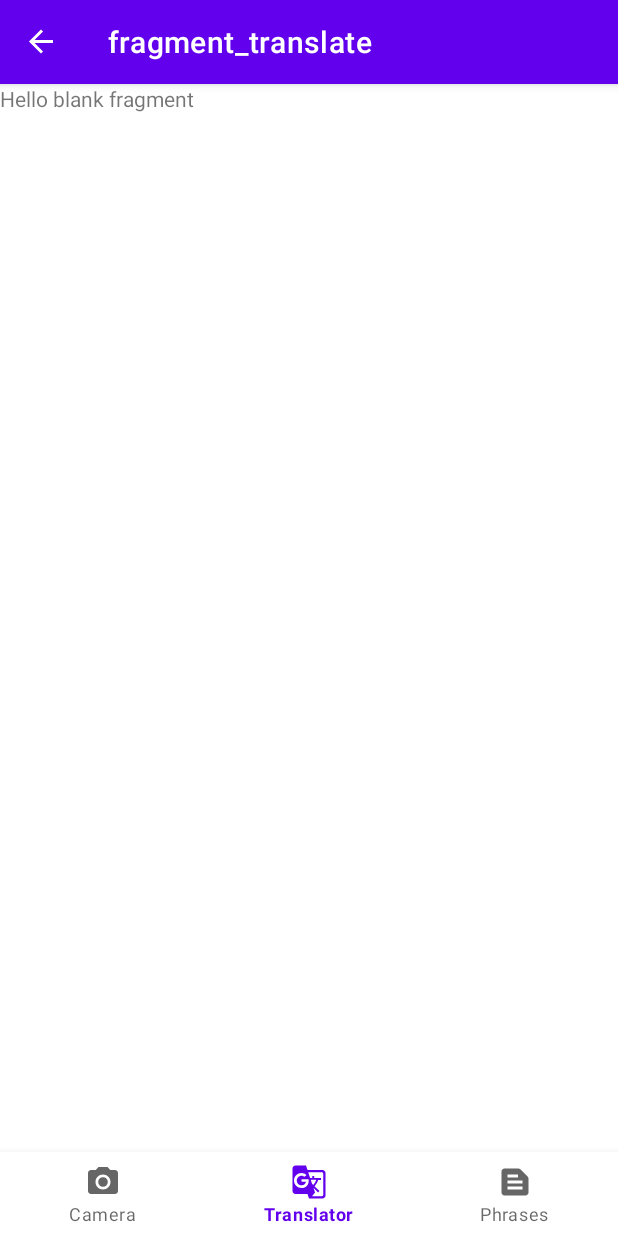
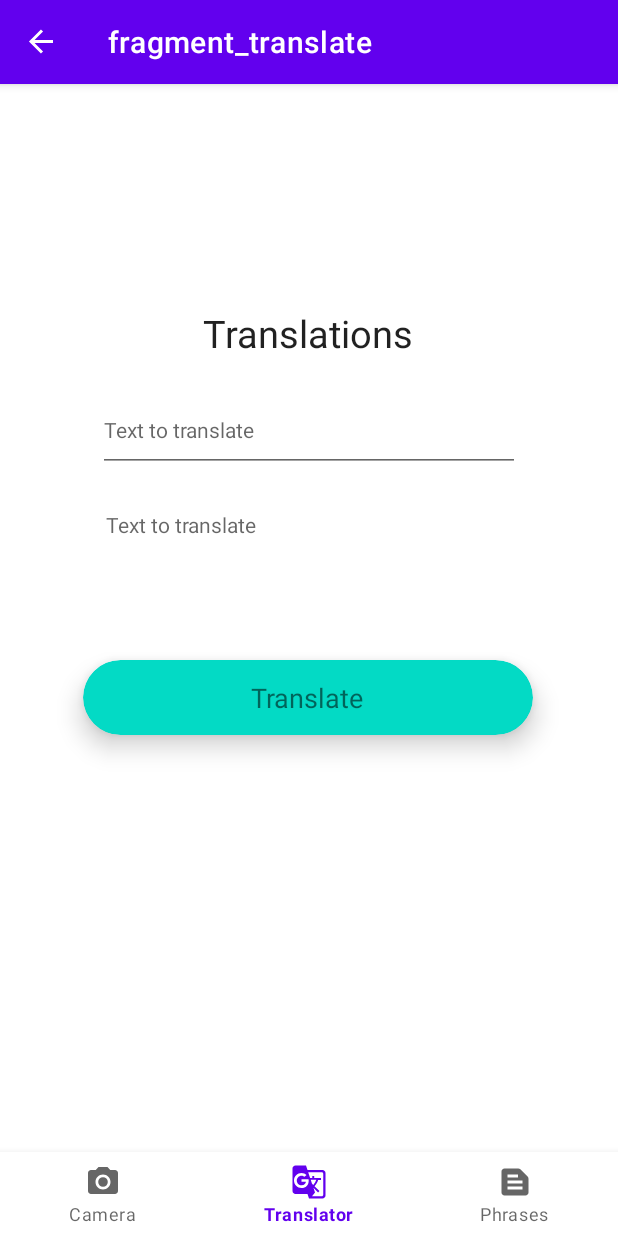
Before and after one commit to sir-larsen/cameraTranslation, an Android app: the TranslateFragment screen opened through its navigation route, on a phone screen of 412 x 824 dp. Run offline under Robolectric (Android 15) with nearby library versions, the phone set to English and light mode, and no system bars; our stand-ins replace data binding, navigation-ui; libraries missing offline, so code that uses them is left out: com.google.auth.oauth2, com.google.cloud.translate; 8 statements that could not run were skipped.

Commit message:
Completed translation page

```diff
--- a/app/src/main/java/com/example/cameratranslation/CameraFragment.kt
+++ b/app/src/main/java/com/example/cameratranslation/CameraFragment.kt
@@ -22,9 +22,7 @@ import java.lang.StringBuilder
 import kotlin.properties.Delegates
 
 /**
- * A simple [Fragment] subclass.
- * Use the [CameraFragment.newInstance] factory method to
- * create an instance of this fragment.
+ * [CameraFragment] Used for rendering translated text to user live
  */
 class CameraFragment : androidx.fragment.app.Fragment() {
     private val CAMERA_PERMISSION_REQUEST = 100
@@ -34,12 +32,6 @@ class CameraFragment : androidx.fragment.app.Fragment() {
 
     private val camViewModel: CameraViewModel by activityViewModels() //ViewModel for translations
     private var binding: FragmentCameraBinding? = null //Databinding
-
-    //var act = activity as MainActivity //Instance of main activity to call the translate methods
-
-    override fun onCreate(savedInstanceState: Bundle?) {
-        super.onCreate(savedInstanceState)
-    }
 
     override fun onCreateView(
         inflater: LayoutInflater, container: ViewGroup?,
@@ -64,8 +56,8 @@ class CameraFragment : androidx.fragment.app.Fragment() {
 
         //Set click listeners here
         binding?.materialCardView?.setOnClickListener {
-            var act = activity as MainActivity
-            var translatedText = camViewModel.stringToTrans.value?.let { it1 -> act.translate(it1) }
+            val act = activity as MainActivity
+            val translatedText = camViewModel.stringToTrans.value?.let { it1 -> act.translate(it1) }
             camViewModel.translatedText.value = translatedText
         }
     }
--- a/app/src/main/java/com/example/cameratranslation/TranslateFragment.kt
+++ b/app/src/main/java/com/example/cameratranslation/TranslateFragment.kt
@@ -5,55 +5,43 @@ import androidx.fragment.app.Fragment
 import android.view.LayoutInflater
 import android.view.View
 import android.view.ViewGroup
-
-// TODO: Rename parameter arguments, choose names that match
-// the fragment initialization parameters, e.g. ARG_ITEM_NUMBER
-private const val ARG_PARAM1 = "param1"
-private const val ARG_PARAM2 = "param2"
+import androidx.fragment.app.activityViewModels
+import com.example.cameratranslation.databinding.FragmentCameraBinding
+import com.example.cameratranslation.databinding.FragmentTranslateBinding
+import com.example.cameratranslation.viewmodels.CameraViewModel
 
 /**
  * A simple [Fragment] subclass.
- * Use the [TranslateFragment.newInstance] factory method to
- * create an instance of this fragment.
  */
 class TranslateFragment : Fragment() {
-    // TODO: Rename and change types of parameters
-    private var param1: String? = null
-    private var param2: String? = null
-
-    override fun onCreate(savedInstanceState: Bundle?) {
-        super.onCreate(savedInstanceState)
-        arguments?.let {
-            param1 = it.getString(ARG_PARAM1)
-            param2 = it.getString(ARG_PARAM2)
-        }
-    }
+    private val transViewModel: CameraViewModel by activityViewModels() //ViewModel for translations
+    private var binding: FragmentTranslateBinding? = null //Databinding
 
     override fun onCreateView(
         inflater: LayoutInflater, container: ViewGroup?,
         savedInstanceState: Bundle?
     ): View? {
+        val fragmentBinding = FragmentTranslateBinding.inflate(inflater, container, false)
+        binding = fragmentBinding
+
         // Inflate the layout for this fragment
-        return inflater.inflate(R.layout.fragment_translate, container, false)
+        //return inflater.inflate(R.layout.fragment_translate, container, false)
+        return fragmentBinding.root
     }
 
-    companion object {
-        /**
-         * Use this factory method to create a new instance of
-         * this fragment using the provided parameters.
-         *
-         * @param param1 Parameter 1.
-         * @param param2 Parameter 2.
-         * @return A new instance of fragment TranslateFragment.
-         */
-        // TODO: Rename and change types and number of parameters
-        @JvmStatic
-        fun newInstance(param1: String, param2: String) =
-            TranslateFragment().apply {
-                arguments = Bundle().apply {
-                    putString(ARG_PARAM1, param1)
-                    putString(ARG_PARAM2, param2)
-                }
-            }
+    override fun onViewCreated(view: View, savedInstanceState: Bundle?) {
+        super.onViewCreated(view, savedInstanceState)
+        binding?.apply {
+            viewModel = transViewModel
+            lifecycleOwner = viewLifecycleOwner
+            translateFragment = this@TranslateFragment
+        }
+        //Set click listeners
+    }
+
+    fun translate() {
+        val act = activity as MainActivity
+        val translatedText = transViewModel.stringToTrans2.value?.let { it1 -> act.translate(it1) }
+        transViewModel.translatedText2.value = translatedText
     }
 }
--- a/app/src/main/java/com/example/cameratranslation/viewmodels/CameraViewModel.kt
+++ b/app/src/main/java/com/example/cameratranslation/viewmodels/CameraViewModel.kt
@@ -3,7 +3,13 @@ package com.example.cameratranslation.viewmodels
 import androidx.lifecycle.MutableLiveData
 import androidx.lifecycle.ViewModel
 
+/**
+ * ViewModel for both the camera fragment and translate fragment
+ */
 class CameraViewModel() : ViewModel() {
     var stringToTrans = MutableLiveData<String>()
     var translatedText = MutableLiveData<String>()
+
+    var stringToTrans2 = MutableLiveData<String>()
+    var translatedText2 = MutableLiveData<String>()
 }
--- a/app/src/main/res/layout/fragment_camera.xml
+++ b/app/src/main/res/layout/fragment_camera.xml
@@ -42,7 +42,7 @@
             app:layout_constraintEnd_toEndOf="parent"
             app:layout_constraintStart_toStartOf="parent"
             app:layout_constraintTop_toBottomOf="@+id/surface_camera_preview"
-            tools:text="Pre COCK" />
+            tools:text="" />
 
         <TextView
             android:id="@+id/translated_text"
@@ -57,7 +57,7 @@
             app:layout_constraintEnd_toEndOf="parent"
             app:layout_constraintStart_toStartOf="parent"
             app:layout_constraintTop_toBottomOf="@id/text_to_translate"
-            tools:text="Cock" />
+            tools:text="" />
 
         <com.google.android.material.card.MaterialCardView
             android:id="@+id/materialCardView"
--- a/app/src/main/res/layout/fragment_translate.xml
+++ b/app/src/main/res/layout/fragment_translate.xml
@@ -1,14 +1,96 @@
 <?xml version="1.0" encoding="utf-8"?>
-<FrameLayout xmlns:android="http://schemas.android.com/apk/res/android"
+<layout xmlns:android="http://schemas.android.com/apk/res/android"
     xmlns:tools="http://schemas.android.com/tools"
-    android:layout_width="match_parent"
-    android:layout_height="match_parent"
+    xmlns:app="http://schemas.android.com/apk/res-auto"
     tools:context=".TranslateFragment">
 
-    <!-- TODO: Update blank fragment layout -->
-    <TextView
+    <data>
+        <variable
+            name="viewModel"
+            type="com.example.cameratranslation.viewmodels.CameraViewModel" />
+
+        <variable
+            name="translateFragment"
+            type="com.example.cameratranslation.TranslateFragment" />
+    </data>
+
+    <androidx.constraintlayout.widget.ConstraintLayout
         android:layout_width="match_parent"
-        android:layout_height="match_parent"
-        android:text="@string/hello_blank_fragment" />
+        android:layout_height="match_parent">
 
-</FrameLayout>
+        <TextView
+            android:id="@+id/textView"
+            android:layout_width="wrap_content"
+            android:layout_height="wrap_content"
+            android:text="Translations"
+            android:textAppearance="@style/TextAppearance.AppCompat.Body1"
+            android:textSize="25sp"
+            app:layout_constraintBottom_toBottomOf="parent"
+            app:layout_constraintEnd_toEndOf="parent"
+            app:layout_constraintHorizontal_bias="0.498"
+            app:layout_constraintStart_toStartOf="parent"
+            app:layout_constraintTop_toTopOf="parent"
+            app:layout_constraintVertical_bias="0.219" />
+
+        <EditText
+            android:id="@+id/translation_text"
+            android:layout_width="281dp"
+            android:layout_height="55dp"
+            android:layout_marginTop="20dp"
+            android:ems="10"
+            android:text="@={viewModel.stringToTrans2}"
+            android:hint="Text to translate"
+            android:inputType="text|textMultiLine"
+            android:textSize="14sp"
+            app:layout_constraintEnd_toEndOf="parent"
+            app:layout_constraintStart_toStartOf="parent"
+            app:layout_constraintTop_toBottomOf="@+id/textView" />
+
+        <TextView
+            android:id="@+id/translated_text"
+            android:layout_width="281dp"
+            android:layout_height="100dp"
+            android:layout_marginTop="20dp"
+            android:padding="5dp"
+            android:ems="10"
+            android:text="@={viewModel.translatedText2}"
+            android:hint="Text to translate"
+            android:inputType="text|textMultiLine"
+            android:textSize="14sp"
+            app:layout_constraintEnd_toEndOf="parent"
+            app:layout_constraintStart_toStartOf="parent"
+            app:layout_constraintTop_toBottomOf="@+id/translation_text" />
+
+        <com.google.android.material.card.MaterialCardView
+            android:id="@+id/materialCardView"
+            android:layout_width="300dp"
+
+            android:layout_height="50dp"
+            android:layout_marginTop="5dp"
+            app:cardBackgroundColor="@color/teal_200"
+            app:cardCornerRadius="25dp"
+
+            app:cardElevation="10dp"
+            android:onClick="@{() -> translateFragment.translate()}"
+            app:layout_constraintEnd_toEndOf="parent"
+            app:layout_constraintHorizontal_bias="0.495"
+            app:layout_constraintStart_toStartOf="parent"
+            app:layout_constraintTop_toBottomOf="@+id/translated_text">
+
+            <RelativeLayout
+                android:layout_width="match_parent"
+                android:layout_height="match_parent">
+
+                <TextView
+                    android:id="@+id/textView2"
+                    android:layout_width="wrap_content"
+                    android:layout_height="wrap_content"
+                    android:layout_centerInParent="true"
+                    android:text="Translate"
+                    android:textSize="18sp" />
+            </RelativeLayout>
+        </com.google.android.material.card.MaterialCardView>
+
+    </androidx.constraintlayout.widget.ConstraintLayout>
+
+</layout>
```
